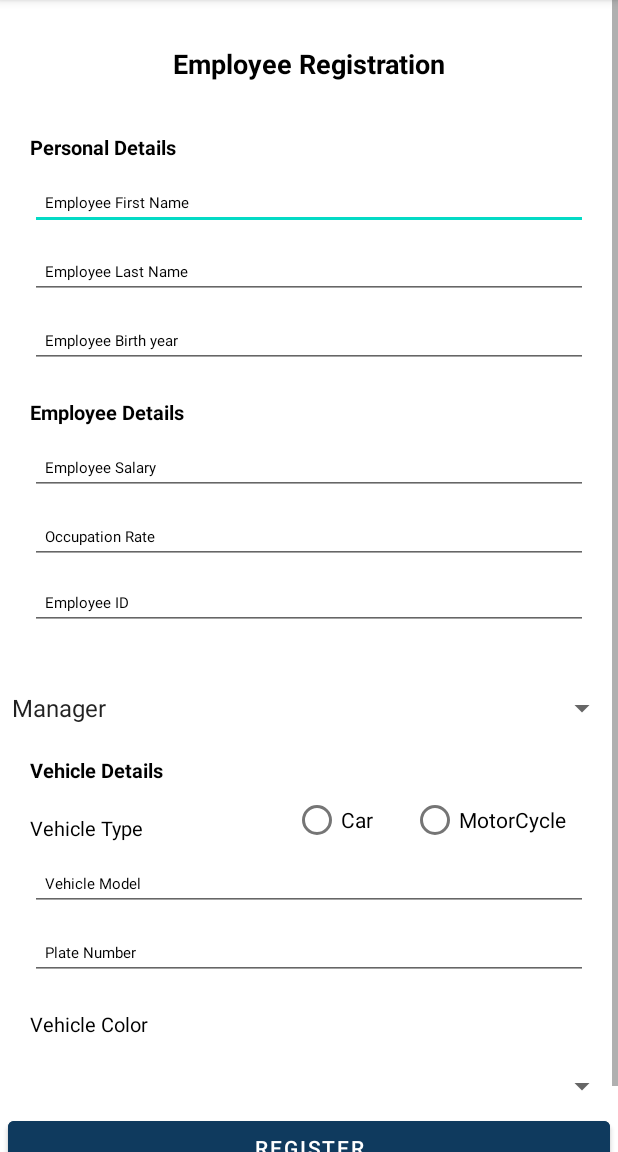
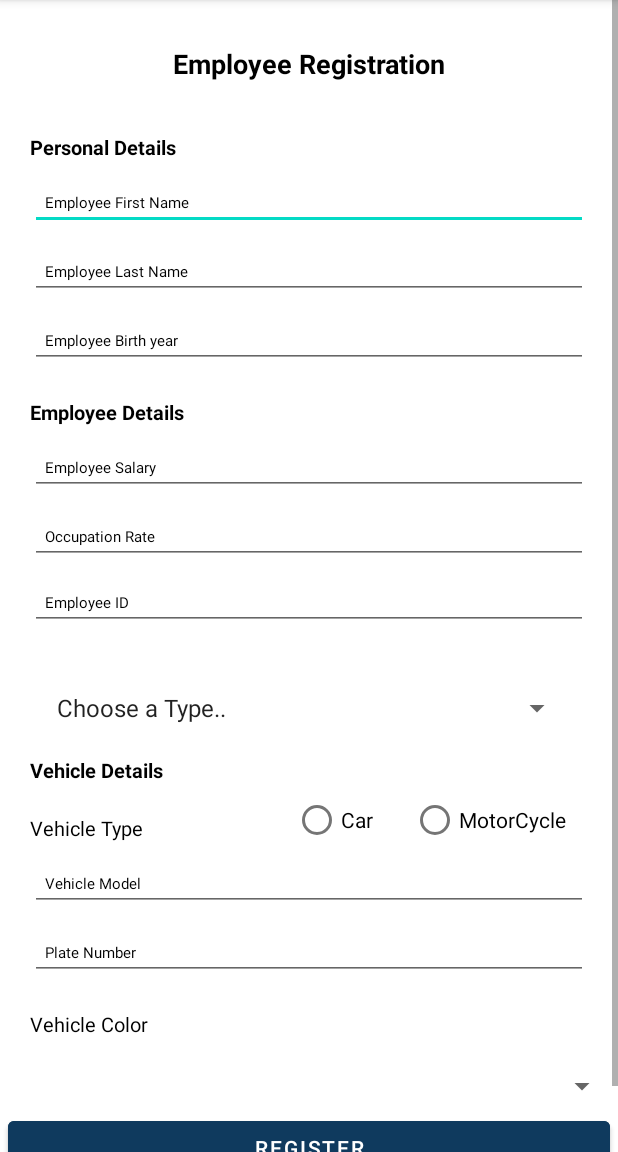
Before and after one commit to Sonia364/The_Achievers_Final_Project_MAD3125, an Android app: the RegistrationActivity screen opened directly, with no data from a screen before it, on a phone screen of 412 x 824 dp, the part 84-1236 px from its top. Run offline under Robolectric (Android 15) with nearby library versions, the phone set to English and light mode, and no system bars.

```diff
--- a/app/build.gradle
+++ b/app/build.gradle
@@ -26,6 +26,10 @@ android {
         sourceCompatibility JavaVersion.VERSION_1_8
         targetCompatibility JavaVersion.VERSION_1_8
     }
+
+    buildFeatures{
+        viewBinding true
+    }
 }
 
 dependencies {
--- a/app/src/main/res/layout/activity_registration.xml
+++ b/app/src/main/res/layout/activity_registration.xml
@@ -11,8 +11,10 @@
         android:layout_height="match_parent"
         app:layout_constraintBottom_toBottomOf="parent"
         app:layout_constraintEnd_toEndOf="parent"
+        app:layout_constraintHorizontal_bias="0.0"
         app:layout_constraintStart_toStartOf="parent"
-        app:layout_constraintTop_toTopOf="parent">
+        app:layout_constraintTop_toTopOf="parent"
+        app:layout_constraintVertical_bias="0.0">
 
         <androidx.constraintlayout.widget.ConstraintLayout
             android:layout_width="match_parent"
@@ -188,6 +190,8 @@
                 android:layout_width="match_parent"
                 android:layout_height="wrap_content"
                 android:layout_marginTop="40dp"
+                android:layout_marginLeft="30dp"
+                android:layout_marginRight="30dp"
                 app:layout_constraintTop_toBottomOf="@+id/emp_Id" />
 
             <Button
@@ -195,14 +199,14 @@
                 android:layout_width="match_parent"
                 android:layout_height="match_parent"
                 android:layout_margin="5dp"
+                android:backgroundTint="@color/theme_btn_text_color"
                 android:paddingHorizontal="10dp"
-                android:backgroundTint="@color/theme_btn_text_color"
                 android:text="Register"
                 android:textColor="@color/white"
-                app:layout_constraintTop_toBottomOf="@+id/Choose_color"
                 app:layout_constraintBottom_toBottomOf="parent"
                 app:layout_constraintLeft_toLeftOf="parent"
-                app:layout_constraintRight_toRightOf="parent"/>
+                app:layout_constraintRight_toRightOf="parent"
+                app:layout_constraintTop_toBottomOf="@+id/Choose_color" />
 
             <TextView
                 android:id="@+id/Vehicle"
@@ -308,10 +312,6 @@
                 app:layout_constraintTop_toBottomOf="@+id/Vehicle_Color" />
 
 
-
-
-
-
         </androidx.constraintlayout.widget.ConstraintLayout>
     </ScrollView>
 </androidx.constraintlayout.widget.ConstraintLayout>
--- a/app/src/main/res/values/strings.xml
+++ b/app/src/main/res/values/strings.xml
@@ -3,6 +3,7 @@
 
     <string-array name="type">
 
+        <item>Choose a Type..</item>
         <item>Manager</item>
         <item>Programmer</item>
         <item>Tester</item>
```
Also changed, not shown: app/src/main/java/com/sonia/the_achievers_final_project_mad3125/MainActivity.java (+11 -12 lines).
